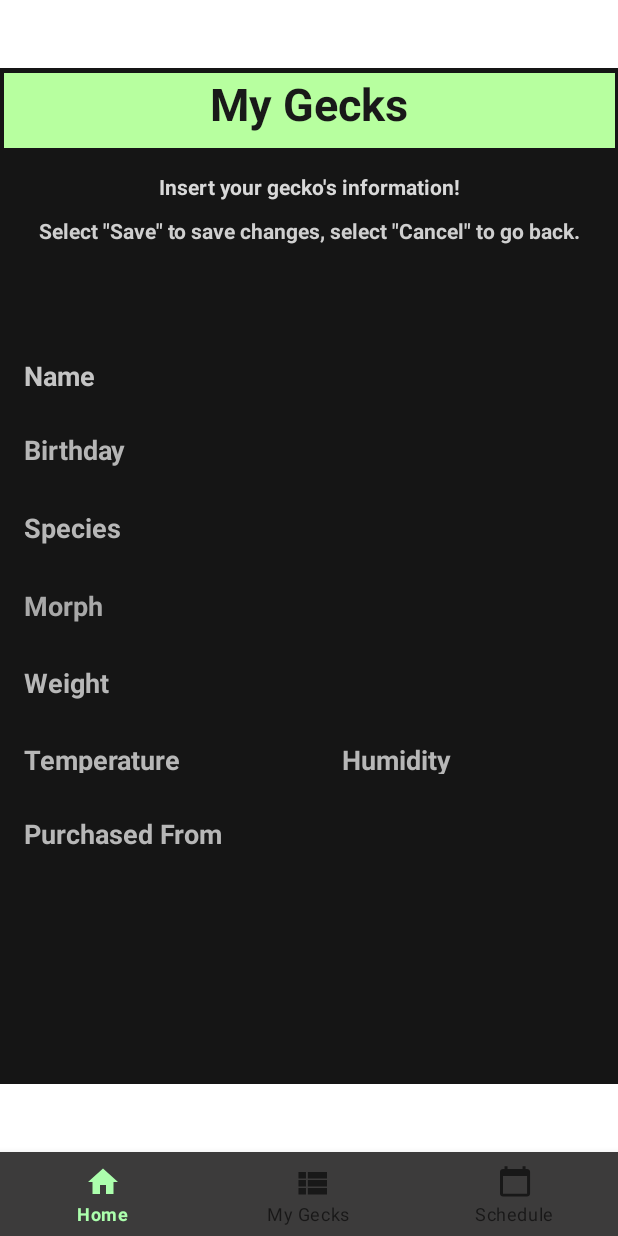
After one commit to avillarreal99/GeckTrack, an Android app: the fragment_gecko_data screen opened through its navigation route, on a phone screen of 412 x 824 dp. The commit adds this screen. Run offline under Robolectric (Android 15) with nearby library versions, the phone set to English and light mode, and no system bars; our stand-ins replace navigation-ui.

Commit message:
Changes: - Started setting up database
App Updated:
- Set up layout of My Gecks Page
- New files:
    - GeckoModel.java
    - fragment_gecko_data.xml

```diff
--- a/app/build.gradle
+++ b/app/build.gradle
@@ -38,6 +38,7 @@ dependencies {
     implementation 'androidx.navigation:navigation-ui:2.3.2'
     implementation 'androidx.lifecycle:lifecycle-livedata-ktx:2.2.0'
     implementation 'androidx.lifecycle:lifecycle-viewmodel-ktx:2.2.0'
+    implementation 'androidx.legacy:legacy-support-v4:1.0.0'
     testImplementation 'junit:junit:4.+'
     androidTestImplementation 'androidx.test.ext:junit:1.1.2'
     androidTestImplementation 'androidx.test.espresso:espresso-core:3.3.0'
--- /dev/null
+++ b/app/src/main/java/com/example/gecktrack/fragment_gecko_data.java
@@ -0,0 +1,64 @@
+package com.example.gecktrack;
+
+import android.os.Bundle;
+
+import androidx.fragment.app.Fragment;
+
+import android.view.LayoutInflater;
+import android.view.View;
+import android.view.ViewGroup;
+
+/**
+ * A simple {@link Fragment} subclass.
+ * Use the {@link fragment_gecko_data#newInstance} factory method to
+ * create an instance of this fragment.
+ */
+public class fragment_gecko_data extends Fragment {
+
+    // TODO: Rename parameter arguments, choose names that match
+    // the fragment initialization parameters, e.g. ARG_ITEM_NUMBER
+    private static final String ARG_PARAM1 = "param1";
+    private static final String ARG_PARAM2 = "param2";
+
+    // TODO: Rename and change types of parameters
+    private String mParam1;
+    private String mParam2;
+
+    public fragment_gecko_data() {
+        // Required empty public constructor
+    }
+
+    /**
+     * Use this factory method to create a new instance of
+     * this fragment using the provided parameters.
+     *
+     * @param param1 Parameter 1.
+     * @param param2 Parameter 2.
+     * @return A new instance of fragment fragment_gecko_data.
+     */
+    // TODO: Rename and change types and number of parameters
+    public static fragment_gecko_data newInstance(String param1, String param2) {
+        fragment_gecko_data fragment = new fragment_gecko_data();
+        Bundle args = new Bundle();
+        args.putString(ARG_PARAM1, param1);
+        args.putString(ARG_PARAM2, param2);
+        fragment.setArguments(args);
+        return fragment;
+    }
+
+    @Override
+    public void onCreate(Bundle savedInstanceState) {
+        super.onCreate(savedInstanceState);
+        if (getArguments() != null) {
+            mParam1 = getArguments().getString(ARG_PARAM1);
+            mParam2 = getArguments().getString(ARG_PARAM2);
+        }
+    }
+
+    @Override
+    public View onCreateView(LayoutInflater inflater, ViewGroup container,
+                             Bundle savedInstanceState) {
+        // Inflate the layout for this fragment
+        return inflater.inflate(R.layout.fragment_gecko_data, container, false);
+    }
+}
--- a/app/src/main/res/layout/activity_main.xml
+++ b/app/src/main/res/layout/activity_main.xml
@@ -2,6 +2,7 @@
 <androidx.constraintlayout.widget.ConstraintLayout
     xmlns:android="http://schemas.android.com/apk/res/android"
     xmlns:app="http://schemas.android.com/apk/res-auto"
+    xmlns:tools="http://schemas.android.com/tools"
     android:id="@+id/container"
     android:layout_width="match_parent"
     android:layout_height="match_parent"
@@ -20,12 +21,12 @@
         app:layout_constraintRight_toRightOf="parent"
         app:menu="@menu/bottom_nav_menu" />
 
-    <!-- FRAGMENT CONTAINER (holds the three pages)-->
+    <!-- FRAGMENT CONTAINER (holds fragments)-->
     <fragment
         android:id="@+id/nav_host_fragment"
         android:name="androidx.navigation.fragment.NavHostFragment"
-        android:layout_width="match_parent"
-        android:layout_height="match_parent"
+        android:layout_width="412dp"
+        android:layout_height="677dp"
         app:defaultNavHost="true"
         app:layout_constraintBottom_toTopOf="@id/nav_view"
         app:layout_constraintLeft_toLeftOf="parent"
--- /dev/null
+++ b/app/src/main/res/layout/fragment_gecko_data.xml
@@ -0,0 +1,230 @@
+<?xml version="1.0" encoding="utf-8"?>
+<FrameLayout xmlns:android="http://schemas.android.com/apk/res/android"
+    xmlns:app="http://schemas.android.com/apk/res-auto"
+    xmlns:tools="http://schemas.android.com/tools"
+    android:layout_width="match_parent"
+    android:layout_height="match_parent"
+    android:background="@color/faded_black"
+    android:backgroundTint="@color/faded_black"
+    tools:context=".fragment_gecko_data">
+
+    <LinearLayout
+        android:layout_width="match_parent"
+        android:layout_height="match_parent"
+        android:orientation="vertical">
+
+        <androidx.constraintlayout.widget.ConstraintLayout
+            android:id="@+id/MyGecksHeader_ConstraintLayout"
+            android:layout_width="match_parent"
+            android:layout_height="53dp">
+
+            <TextView
+                android:id="@+id/TextView_MyGecks"
+                android:layout_width="407dp"
+                android:layout_height="50dp"
+                android:background="#B7FF9F"
+                android:backgroundTint="#B7FF9F"
+                android:text="@string/my_gecks"
+                android:textAlignment="center"
+                android:textColor="#191919"
+                android:textSize="30sp"
+                android:textStyle="bold"
+                app:layout_constraintBottom_toBottomOf="parent"
+                app:layout_constraintEnd_toEndOf="parent"
+                app:layout_constraintStart_toStartOf="parent"
+                app:layout_constraintTop_toTopOf="parent"
+                app:layout_constraintVertical_bias="1.0" />
+        </androidx.constraintlayout.widget.ConstraintLayout>
+
+        <androidx.constraintlayout.widget.ConstraintLayout
+            android:id="@+id/InstructionsSection_ConstraintLayout"
+            android:layout_width="match_parent"
+            android:layout_height="79dp">
+
+            <TextView
+                android:id="@+id/TextView_MyGecksInstructions1"
+                android:layout_width="match_parent"
+                android:layout_height="wrap_content"
+                android:text="@string/insert_your_gecko_s_information"
+                android:textAlignment="center"
+                android:textColor="#D8D8D8"
+                android:textStyle="bold"
+                app:layout_constraintBottom_toBottomOf="parent"
+                app:layout_constraintEnd_toEndOf="parent"
+                app:layout_constraintHorizontal_bias="0.0"
+                app:layout_constraintStart_toStartOf="parent"
+                app:layout_constraintTop_toTopOf="parent"
+                app:layout_constraintVertical_bias="0.266" />
+
+            <TextView
+                android:id="@+id/TextView_MyGecksInstructions2"
+                android:layout_width="wrap_content"
+                android:layout_height="wrap_content"
+                android:layout_marginTop="10dp"
+                android:text="@string/select_quot_save_quot_to_save_changes_select_quot_cancel_quot_to_go_back"
+                android:textColor="#CFCFCF"
+                android:textStyle="bold"
+                app:layout_constraintBottom_toBottomOf="parent"
+                app:layout_constraintEnd_toEndOf="parent"
+                app:layout_constraintStart_toStartOf="parent"
+                app:layout_constraintTop_toBottomOf="@+id/TextView_MyGecksInstructions1"
+                app:layout_constraintVertical_bias="0.0" />
+        </androidx.constraintlayout.widget.ConstraintLayout>
+
+        <androidx.constraintlayout.widget.ConstraintLayout
+            android:id="@+id/GeckoDataEntrySection_ConstraintLayout"
+            android:layout_width="match_parent"
+            android:layout_height="651dp">
+
+            <TextView
+                android:id="@+id/TextView_PurchasedFrom"
+                android:layout_width="wrap_content"
+                android:layout_height="wrap_content"
+                android:layout_marginStart="16dp"
+                android:layout_marginTop="28dp"
+                android:text="@string/purchased_from"
+                android:textAlignment="textStart"
+                android:textAllCaps="false"
+                android:textColor="#B7B7B7"
+                android:textSize="18sp"
+                android:textStyle="bold"
+                app:layout_constraintStart_toStartOf="parent"
+                app:layout_constraintTop_toBottomOf="@+id/TextView_Temperature" />
+
+            <TextView
+                android:id="@+id/TextView_Humidity"
+                android:layout_width="112dp"
+                android:layout_height="22dp"
+                android:layout_marginTop="316dp"
+                android:layout_marginEnd="72dp"
+                android:text="@string/humidity"
+                android:textAlignment="textStart"
+                android:textColor="#B7B7B7"
+                android:textSize="18sp"
+                android:textStyle="bold"
+                app:layout_constraintEnd_toEndOf="parent"
+                app:layout_constraintHorizontal_bias="1.0"
+                app:layout_constraintStart_toEndOf="@+id/TextView_Temperature"
+                app:layout_constraintTop_toTopOf="parent" />
+
+            <TextView
+                android:id="@+id/TextView_Temperature"
+                android:layout_width="113dp"
+                android:layout_height="21dp"
+                android:layout_marginStart="16dp"
+                android:layout_marginTop="28dp"
+                android:text="@string/temperature"
+                android:textAlignment="textStart"
+                android:textColor="#B7B7B7"
+                android:textSize="18sp"
+                android:textStyle="bold"
+                app:layout_constraintStart_toStartOf="parent"
+                app:layout_constraintTop_toBottomOf="@+id/TextView_Weight" />
+
+            <TextView
+                android:id="@+id/TextView_Morph"
+                android:layout_width="94dp"
+                android:layout_height="23dp"
+                android:layout_marginStart="16dp"
+                android:layout_marginTop="28dp"
+                android:text="@string/morph"
+                android:textAlignment="textStart"
+                android:textColor="#A8A8A8"
+                android:textSize="18sp"
+                android:textStyle="bold"
+                app:layout_constraintStart_toStartOf="parent"
+                app:layout_constraintTop_toBottomOf="@+id/TextView_Species" />
+
+            <TextView
+                android:id="@+id/TextView_Name"
+                android:layout_width="102dp"
+                android:layout_height="21dp"
+                android:layout_marginStart="16dp"
+                android:layout_marginTop="60dp"
+                android:text="@string/name"
+                android:textAlignment="textStart"
+                android:textColor="#C4C4C4"
+                android:textSize="18sp"
+                android:textStyle="bold"
+                app:layout_constraintStart_toStartOf="parent"
+                app:layout_constraintTop_toTopOf="parent" />
+
+            <TextView
+                android:id="@+id/TextView_Birthday"
+                android:layout_width="95dp"
+                android:layout_height="24dp"
+                android:layout_marginStart="16dp"
+                android:layout_marginTop="28dp"
+                android:text="@string/birthday"
+                android:textAlignment="textStart"
+                android:textColor="#B5B5B5"
+                android:textSize="18sp"
+                android:textStyle="bold"
+                app:layout_constraintStart_toStartOf="parent"
+                app:layout_constraintTop_toBottomOf="@+id/TextView_Name" />
+
+            <TextView
+                android:id="@+id/TextView_Species"
+                android:layout_width="94dp"
+                android:layout_height="24dp"
+                android:layout_marginStart="16dp"
+                android:layout_marginTop="28dp"
+                android:text="@string/species"
+                android:textAlignment="textStart"
+                android:textColor="#B7B7B7"
+                android:textSize="18sp"
+                android:textStyle="bold"
+                app:layout_constraintStart_toStartOf="parent"
+                app:layout_constraintTop_toBottomOf="@+id/TextView_Birthday" />
+
+            <TextView
+                android:id="@+id/TextView_Weight"
+                android:layout_width="96dp"
+                android:layout_height="23dp"
+                android:layout_marginStart="16dp"
+                android:layout_marginTop="28dp"
+                android:text="@string/weight"
+                android:textAlignment="textStart"
+                android:textColor="#B7B7B7"
+                android:textSize="18sp"
+                android:textStyle="bold"
+                app:layout_constraintStart_toStartOf="parent"
+                app:layout_constraintTop_toBottomOf="@+id/TextView_Morph" />
+        </androidx.constraintlayout.widget.ConstraintLayout>
+
+        <androidx.constraintlayout.widget.ConstraintLayout
+            android:id="@+id/ButtonsSection_ConstraintLayout"
+            android:layout_width="match_parent"
+            android:layout_height="63dp">
+
+            <Button
+                android:id="@+id/Button_Cancel"
+                android:layout_width="wrap_content"
+                android:layout_height="wrap_content"
+                android:backgroundTint="#E69595"
+                android:text="@string/cancel"
+                android:textStyle="bold"
+                app:layout_constraintBottom_toBottomOf="parent"
+                app:layout_constraintEnd_toStartOf="@+id/Button_Save"
+                app:layout_constraintHorizontal_bias="0.497"
+                app:layout_constraintStart_toStartOf="parent"
+                app:layout_constraintTop_toTopOf="parent"
+                app:layout_constraintVertical_bias="0.484" />
+
+            <Button
+                android:id="@+id/Button_Save"
+                android:layout_width="wrap_content"
+                android:layout_height="wrap_content"
+                android:text="@string/save"
+                android:textStyle="bold"
+                app:layout_constraintBottom_toBottomOf="parent"
+                app:layout_constraintEnd_toEndOf="parent"
+                app:layout_constraintHorizontal_bias="0.777"
+                app:layout_constraintStart_toStartOf="parent"
+                app:layout_constraintTop_toTopOf="parent"
+                app:layout_constraintVertical_bias="0.484" />
+        </androidx.constraintlayout.widget.ConstraintLayout>
+
+    </LinearLayout>
+
+</FrameLayout>
--- a/app/src/main/res/navigation/mobile_navigation.xml
+++ b/app/src/main/res/navigation/mobile_navigation.xml
@@ -15,11 +15,24 @@
         android:id="@+id/gecko_page"
         android:name="com.example.gecktrack.ui.dashboard.DashboardFragment"
         android:label="My Gecks"
-        tools:layout="@layout/fragment_my_gecks" />
+        tools:layout="@layout/fragment_my_gecks" >
+        <action
+            android:id="@+id/action_gecko_page_to_fragment_gecko_data"
+            app:destination="@id/fragment_gecko_data" />
+    </fragment>
 
     <fragment
         android:id="@+id/schedule_page"
         android:name="com.example.gecktrack.ui.notifications.NotificationsFragment"
         android:label="Schedule"
         tools:layout="@layout/fragment_schedule" />
+    <fragment
+        android:id="@+id/fragment_gecko_data"
+        android:name="com.example.gecktrack.fragment_gecko_data"
+        android:label="fragment_gecko_data"
+        tools:layout="@layout/fragment_gecko_data" >
+        <action
+            android:id="@+id/action_fragment_gecko_data_to_gecko_page"
+            app:destination="@id/gecko_page" />
+    </fragment>
 </navigation>
--- a/app/src/main/res/values/strings.xml
+++ b/app/src/main/res/values/strings.xml
@@ -6,4 +6,19 @@
     <string name="need_care_tips_select_a_gecko">Need Care Tips? Select a Gecko!</string>
     <string name="welcome_to_gecktrack">Welcome to GeckTrack!</string>
     <string name="temp_string">Upcoming Events Will Display Here</string>
+    <!-- TODO: Remove or change this placeholder text -->
+    <string name="hello_blank_fragment">Hello blank fragment</string>
+    <string name="my_gecks">My Gecks</string>
+    <string name="save">Save</string>
+    <string name="select_quot_save_quot_to_save_changes_select_quot_cancel_quot_to_go_back">Select \"Save\" to save changes, select \"Cancel\" to go back.</string>
+    <string name="cancel">Cancel</string>
+    <string name="insert_your_gecko_s_information">Insert your gecko\'s information!</string>
+    <string name="name">Name</string>
+    <string name="purchased_from">Purchased From</string>
+    <string name="weight">Weight</string>
+    <string name="morph">Morph</string>
+    <string name="species">Species</string>
+    <string name="birthday">Birthday</string>
+    <string name="temperature">Temperature</string>
+    <string name="humidity">Humidity</string>
 </resources>
```
Also changed, not shown: app/src/main/java/com/example/gecktrack/GeckoModel.java (added, +190 -0 lines), app/src/main/res/layout/fragment_my_gecks.xml (+59 -15 lines).
